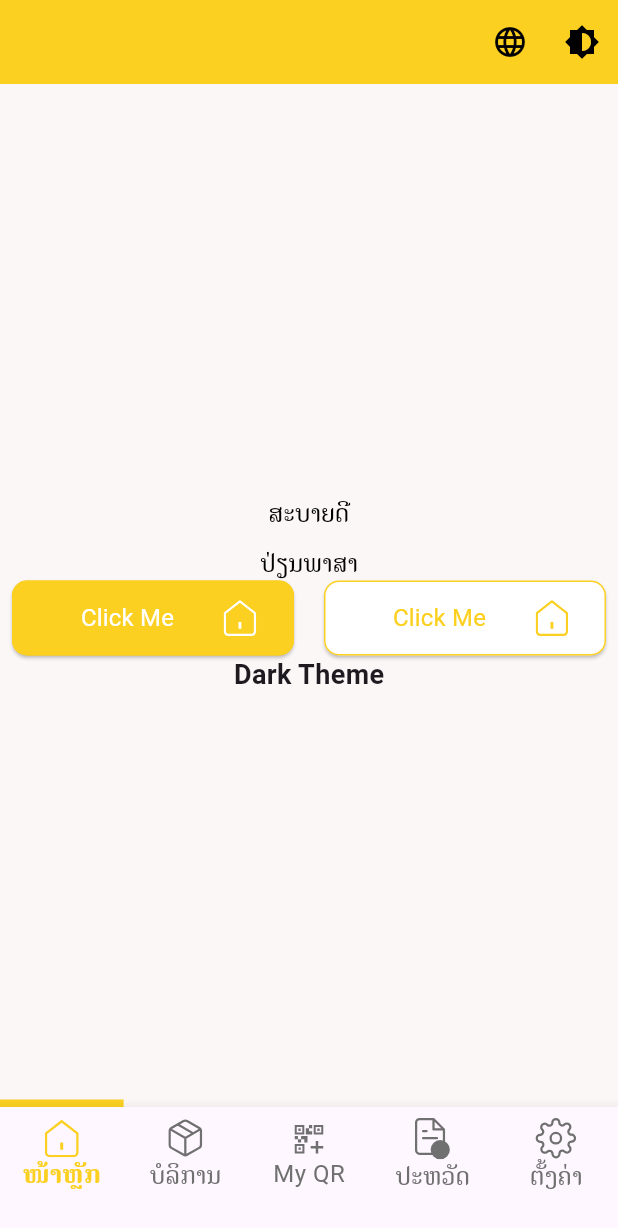
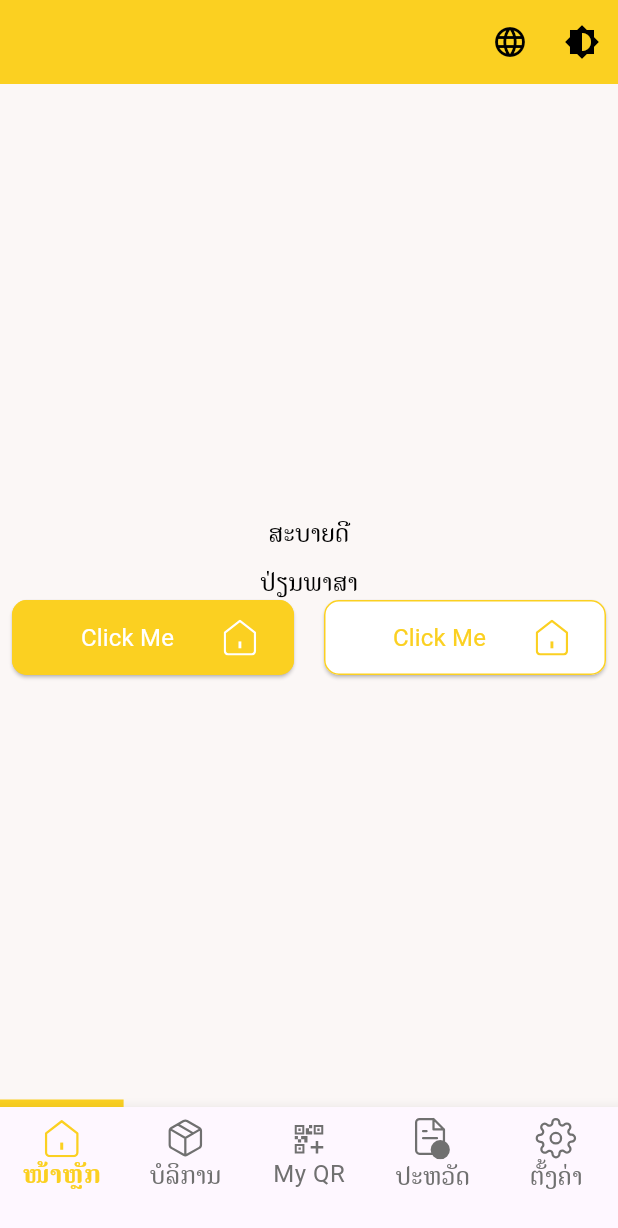
Before and after one commit to aoypsk8/super_app, a Flutter app: the screen it shows after launch, after a tap on the "brightness 6" icon, on a phone screen of 412 x 824 dp. Shown: the top 1228 px of the screen. Run offline on Flutter 3.47's test engine with Material 3 defaults, Android fonts, the light colour scheme and no system bars; our stand-ins replace flutter_svg, get, get_storage, google_fonts, sizer.

Commit message:
update button

```diff
--- a/lib/home_screen.dart
+++ b/lib/home_screen.dart
@@ -63,14 +63,6 @@ class HomeScreen extends StatelessWidget {
                   ),
                 ],
               ),
-              Text(
-                themeService.isDarkMode ? 'Dark Theme' : 'Light Theme',
-                style: TextStyle(
-                  fontSize: 18,
-                  fontWeight: FontWeight.bold,
-                  color: Theme.of(context).textTheme.labelLarge?.color,
-                ),
-              ),
             ],
           ),
         ),
--- a/lib/services/theme_service.dart
+++ b/lib/services/theme_service.dart
@@ -6,21 +6,25 @@ class ThemeService extends GetxService {
   final _storage = GetStorage();
   final _key = 'isDarkMode';
 
-  // Load theme from storage or default to light theme
+  // Reactive observable for theme mode
+  RxBool _isDarkMode = false.obs;
+
+  @override
+  void onInit() {
+    super.onInit();
+    _isDarkMode.value = _storage.read<bool>(_key) ?? false;
+  }
+
   ThemeMode get theme {
     bool isDarkMode = _storage.read<bool>(_key) ?? false;
     return isDarkMode ? ThemeMode.dark : ThemeMode.light;
   }
 
-  // Check if the current theme is dark
-  bool get isDarkMode {
-    return theme == ThemeMode.dark;
-  }
+  bool get isDarkMode => _isDarkMode.value;
 
-  // Toggle theme and save to storage
   void toggleTheme() {
-    bool isDarkMode = theme == ThemeMode.dark;
-    _storage.write(_key, !isDarkMode);
-    Get.changeThemeMode(!isDarkMode ? ThemeMode.dark : ThemeMode.light);
+    _isDarkMode.value = !_isDarkMode.value;
+    _storage.write(_key, _isDarkMode.value);
+    Get.changeThemeMode(_isDarkMode.value ? ThemeMode.dark : ThemeMode.light);
   }
 }
--- a/lib/themes/dark_theme.dart
+++ b/lib/themes/dark_theme.dart
@@ -18,6 +18,7 @@ final ThemeData darkTheme = ThemeData.light().copyWith(
     style: ElevatedButton.styleFrom(
       backgroundColor: color_primary_dark,
       foregroundColor: color_fff,
+      side: BorderSide(color: color_primary_dark, width: 1),
     ),
   ),
   // bottomNavigationBarTheme: BottomNavigationBarThemeData(
--- a/lib/themes/light_theme.dart
+++ b/lib/themes/light_theme.dart
@@ -18,6 +18,7 @@ final ThemeData lightTheme = ThemeData.light().copyWith(
     style: ElevatedButton.styleFrom(
       backgroundColor: color_primary_light,
       foregroundColor: color_fff,
+      side: BorderSide(color: color_primary_light, width: 1),
     ),
   ),
 );
--- a/lib/widget/button.dart
+++ b/lib/widget/button.dart
@@ -1,3 +1,9 @@
+import 'package:flutter/material.dart';
+import 'package:flutter_svg/flutter_svg.dart';
+import 'package:get/get.dart';
+import 'package:super_app/services/theme_service.dart';
+import 'package:super_app/utility/color.dart';
+import 'package:super_app/widget/textfont.dart';
 import 'package:flutter/material.dart';
 import 'package:flutter_svg/flutter_svg.dart';
 import 'package:get/get.dart';
@@ -14,28 +20,42 @@ class PrimaryButton extends StatelessWidget {
   final VoidCallback onPressed;
 
   const PrimaryButton({
-    Key? key,
+    super.key,
     required this.title,
     this.svgPath = '',
     this.borderRadius = 10,
     this.width = 150.0,
     this.height = 50.0,
     required this.onPressed,
-  }) : super(key: key);
+  });
 
   @override
   Widget build(BuildContext context) {
     final themeService = Get.find<ThemeService>();
-    final borderColor = themeService.isDarkMode ? color_primary_dark : color_primary_light;
+
+    return Obx(() {
+      // Observe the reactive theme changes inside Obx
+      final isDarkMode = themeService.isDarkMode;
+      final borderColor = isDarkMode ? color_primary_dark : color_primary_light;
+      final backgroundColor = isDarkMode ? color_primary_dark : color_primary_light;
+
       return SizedBox(
         width: width,
         height: height,
         child: ElevatedButton(
           onPressed: onPressed,
-        style: ElevatedButton.styleFrom(
-          side: BorderSide(color: borderColor, width: 1.0),
-          shape: RoundedRectangleBorder(
+          style: ButtonStyle(
+            backgroundColor: WidgetStateProperty.all(backgroundColor),
+            side: WidgetStateProperty.all(
+              BorderSide(
+                color: borderColor,
+                width: 1.0,
+              ),
+            ),
+            shape: WidgetStateProperty.all(
+              RoundedRectangleBorder(
                 borderRadius: BorderRadius.circular(borderRadius),
+              ),
             ),
           ),
           child: Row(
@@ -61,6 +81,7 @@ class PrimaryButton extends StatelessWidget {
           ),
         ),
       );
+    });
   }
 }
 
@@ -73,31 +94,43 @@ class SecondaryButton extends StatelessWidget {
   final VoidCallback onPressed;
 
   const SecondaryButton({
-    Key? key,
+    super.key,
     required this.title,
     this.svgPath = '',
     this.borderRadius = 10,
     this.width = 150.0,
     this.height = 50.0,
     required this.onPressed,
-  }) : super(key: key);
+  });
 
   @override
   Widget build(BuildContext context) {
     final themeService = Get.find<ThemeService>();
-    final borderColor = themeService.isDarkMode ? color_primary_dark : color_primary_light;
-    final textColor = themeService.isDarkMode ? color_primary_dark : color_primary_light;
+
+    return Obx(() {
+      // Reactive state handling with themeService
+      final isDarkMode = themeService.isDarkMode;
+      final borderColor = isDarkMode ? color_primary_dark : color_primary_light;
+      final textColor = isDarkMode ? color_primary_dark : color_primary_light;
+      final backgroundColor = isDarkMode ? color_fff : color_fff; // Set background color as needed
 
       return SizedBox(
         width: width,
         height: height,
         child: ElevatedButton(
           onPressed: onPressed,
-        style: ElevatedButton.styleFrom(
-          backgroundColor: color_fff,
-          side: BorderSide(color: borderColor, width: 1.0),
-          shape: RoundedRectangleBorder(
+          style: ButtonStyle(
+            backgroundColor: WidgetStateProperty.all(backgroundColor),
+            side: WidgetStateProperty.all(
+              BorderSide(
+                color: borderColor,
+                width: 1.0,
+              ),
+            ),
+            shape: WidgetStateProperty.all(
+              RoundedRectangleBorder(
                 borderRadius: BorderRadius.circular(borderRadius),
+              ),
             ),
           ),
           child: Row(
@@ -123,5 +156,6 @@ class SecondaryButton extends StatelessWidget {
           ),
         ),
       );
+    });
   }
 }
```
Lines whose indentation alone changed are shown as unchanged.
